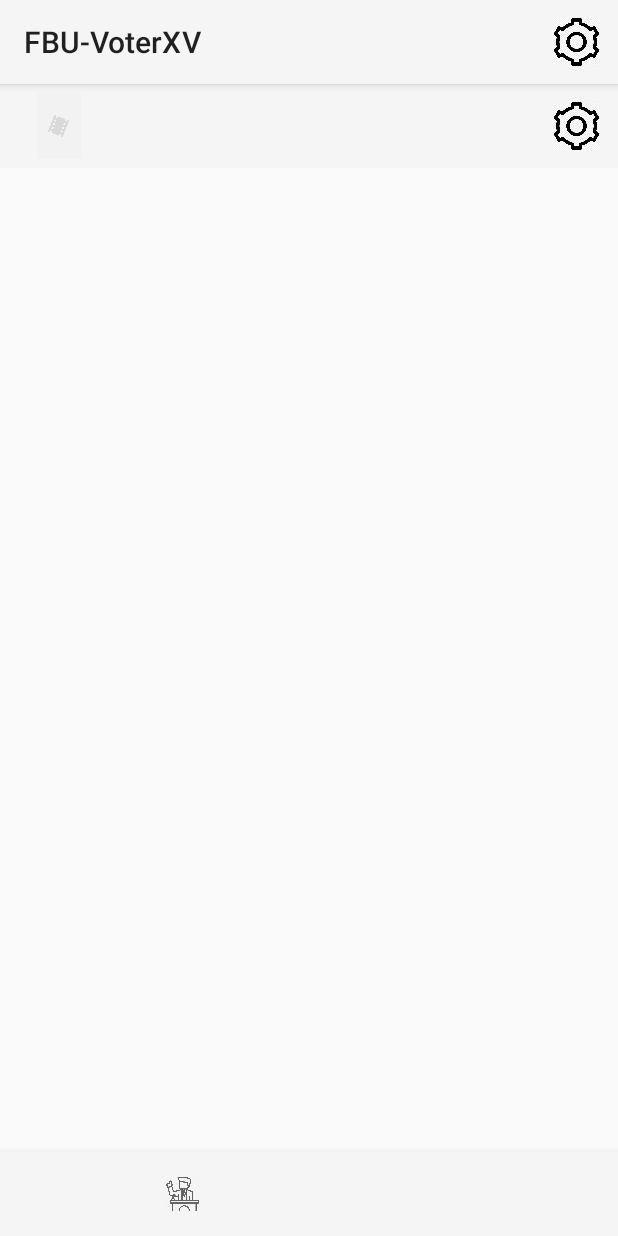
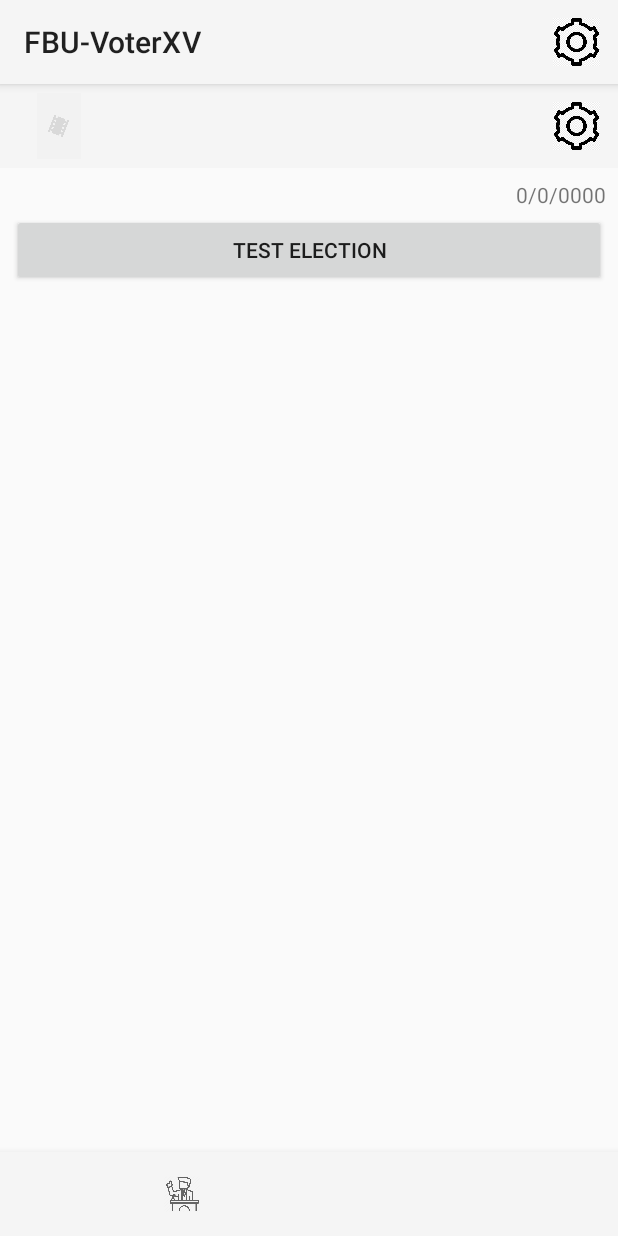
Before and after one commit to nsuarez99/FBU-VoterXV, an Android app: the fragment CandidateFragment placed in its activity, item 2 of the bottom bar chosen, on a phone screen of 412 x 824 dp. Run offline under Robolectric (Android 15) with nearby library versions, the light colour scheme and no system bars; libraries missing offline, so code that uses them is left out: com.parse, org.parceler; 4 statements that could not run were skipped.

Commit message:
connected candidateList to election and candidate fragment

```diff
--- a/app/src/main/java/com/example/fbu_voterxv/fragments/CandidatesFragment.java
+++ b/app/src/main/java/com/example/fbu_voterxv/fragments/CandidateFragment.java
@@ -2,6 +2,8 @@ package com.example.fbu_voterxv.fragments;
 
 import android.os.Bundle;
 
+import androidx.annotation.NonNull;
+import androidx.annotation.Nullable;
 import androidx.fragment.app.Fragment;
 
 import android.view.LayoutInflater;
@@ -10,10 +12,9 @@ import android.view.ViewGroup;
 
 import com.example.fbu_voterxv.R;
 
-public class CandidatesFragment extends Fragment {
+public class CandidateFragment extends Fragment {
 
-
-    public CandidatesFragment() {
+    public CandidateFragment() {
         // Required empty public constructor
     }
 
@@ -21,6 +22,11 @@ public class CandidatesFragment extends Fragment {
     public View onCreateView(LayoutInflater inflater, ViewGroup container,
                              Bundle savedInstanceState) {
         // Inflate the layout for this fragment
-        return inflater.inflate(R.layout.fragment_candidates, container, false);
+        return inflater.inflate(R.layout.fragment_candidate, container, false);
+    }
+
+    @Override
+    public void onViewCreated(@NonNull View view, @Nullable Bundle savedInstanceState) {
+        super.onViewCreated(view, savedInstanceState);
     }
 }
--- /dev/null
+++ b/app/src/main/java/com/example/fbu_voterxv/fragments/CandidatesListFragment.java
@@ -0,0 +1,78 @@
+package com.example.fbu_voterxv.fragments;
+
+import android.os.Bundle;
+
+import androidx.annotation.NonNull;
+import androidx.annotation.Nullable;
+import androidx.fragment.app.Fragment;
+import androidx.fragment.app.FragmentManager;
+import androidx.recyclerview.widget.GridLayoutManager;
+import androidx.recyclerview.widget.RecyclerView;
+
+import android.view.LayoutInflater;
+import android.view.View;
+import android.view.ViewGroup;
+
+import com.example.fbu_voterxv.R;
+import com.example.fbu_voterxv.adapters.CandidateListAdapter;
+import com.example.fbu_voterxv.models.Candidate;
+import com.example.fbu_voterxv.models.Election;
+
+import org.parceler.Parcels;
+
+import java.util.List;
+
+public class CandidatesListFragment extends Fragment {
+
+    private RecyclerView recyclerView;
+    private Election election;
+    private List<Candidate> candidates;
+    private FragmentManager fragmentManager;
+    private Fragment fragment;
+    private CandidateListAdapter adapter;
+
+    public CandidatesListFragment() {
+        // Required empty public constructor
+    }
+
+    @Override
+    public View onCreateView(LayoutInflater inflater, ViewGroup container,
+                             Bundle savedInstanceState) {
+        // Inflate the layout for this fragment
+        return inflater.inflate(R.layout.fragment_candidates, container, false);
+    }
+
+    @Override
+    public void onViewCreated(@NonNull View view, @Nullable Bundle savedInstanceState) {
+        super.onViewCreated(view, savedInstanceState);
+
+        //get candidates data
+        election = Parcels.unwrap(getArguments().getParcelable("election"));
+        candidates = election.getCandidates();
+
+        //set fragmentManager and fragment
+        fragmentManager = getActivity().getSupportFragmentManager();
+        fragment = new CandidateFragment();
+
+        recyclerView = getActivity().findViewById(R.id.candidatesRecyclerView);
+
+        //set on click listener
+        CandidateListAdapter.OnClickListener onClickListener = new CandidateListAdapter.OnClickListener() {
+            @Override
+            public void onClick(int position) {
+                Candidate candidate = candidates.get(position);
+                Bundle bundle = new Bundle();
+                bundle.putParcelable("candidate", Parcels.wrap(candidate));
+                fragment.setArguments(bundle);
+                fragmentManager.beginTransaction().replace(R.id.frameLayoutContainer, fragment).commit();
+            }
+        };
+
+        //set adapter and recycler view
+        adapter = new CandidateListAdapter(getContext(), candidates, onClickListener);
+        recyclerView.setAdapter(adapter);
+        GridLayoutManager gridLayoutManager = new GridLayoutManager(getContext(), 2);
+        recyclerView.setLayoutManager(gridLayoutManager);
+
+    }
+}
--- a/app/src/main/java/com/example/fbu_voterxv/fragments/ElectionsFragment.java
+++ b/app/src/main/java/com/example/fbu_voterxv/fragments/ElectionsFragment.java
@@ -8,16 +8,14 @@ import androidx.fragment.app.Fragment;
 import androidx.fragment.app.FragmentManager;
 import androidx.recyclerview.widget.LinearLayoutManager;
 import androidx.recyclerview.widget.RecyclerView;
-import androidx.swiperefreshlayout.widget.SwipeRefreshLayout;
 
-import android.os.Parcel;
 import android.view.LayoutInflater;
 import android.view.View;
 import android.view.ViewGroup;
 
-import com.example.fbu_voterxv.MainActivity;
 import com.example.fbu_voterxv.R;
 import com.example.fbu_voterxv.adapters.ElectionAdapter;
+import com.example.fbu_voterxv.models.Candidate;
 import com.example.fbu_voterxv.models.Election;
 
 import org.parceler.Parcels;
@@ -47,7 +45,7 @@ public class ElectionsFragment extends Fragment {
         recyclerView = view.findViewById(R.id.recyclerView);
 
         final FragmentManager fragmentManager = getActivity().getSupportFragmentManager();
-        final Fragment candidatesFragment = new CandidatesFragment();
+        final Fragment candidatesFragment = new CandidatesListFragment();
 
         //setup recyclerview onclick listener
         ElectionAdapter.OnClickListener onClickListener = new ElectionAdapter.OnClickListener() {
@@ -68,6 +66,12 @@ public class ElectionsFragment extends Fragment {
         LinearLayoutManager linearLayoutManager = new LinearLayoutManager(getContext());
         recyclerView.setLayoutManager(linearLayoutManager);
 
+        //TODO get rid of test election
+        List<Candidate> candidates = new ArrayList<>();
+        candidates.add(new Candidate("Test name", 99, "https://i.pinimg.com/originals/80/8c/65/808c65ecb9ecce89e5b52cff5f45af5e.png", "Democrat", "gender", "website", "fb", "twitter", "money_raised"));
+        candidates.add(new Candidate("Test name 2", 99, "https://i.pinimg.com/originals/80/8c/65/808c65ecb9ecce89e5b52cff5f45af5e.png", "Democrat", "gender", "website", "fb", "twitter", "money_raised"));
+        elections.add(new Election("test election", "0/0/0000", candidates));
+        adapter.addAll(elections);
 
         //TODO add endless scrolling
 //        scrollListener = new EndlessRecyclerViewScrollListener(linearLayoutManager) {
```
Also changed, not shown: app/src/main/java/com/example/fbu_voterxv/adapters/CandidateListAdapter.java (added, +95 -0 lines), app/src/main/res/layout/fragment_candidate.xml (added, +14 -0 lines), app/src/main/res/layout/fragment_candidates.xml (+7 -8 lines), app/src/main/res/layout/item_candidate.xml (added, +34 -0 lines).
